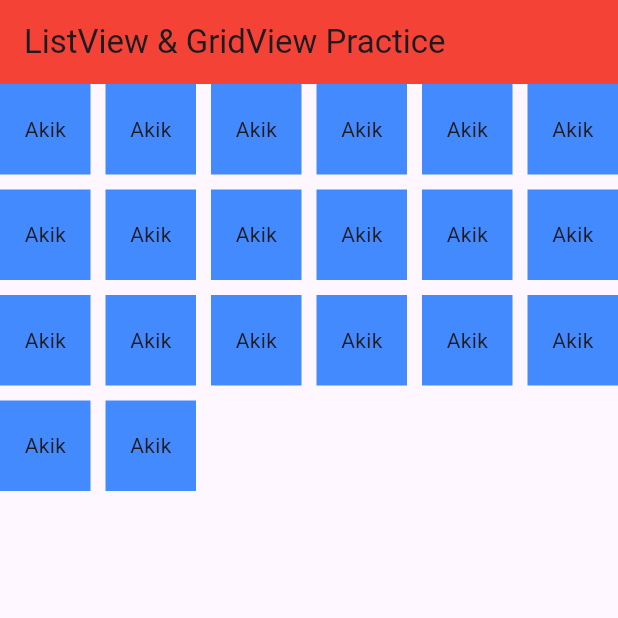
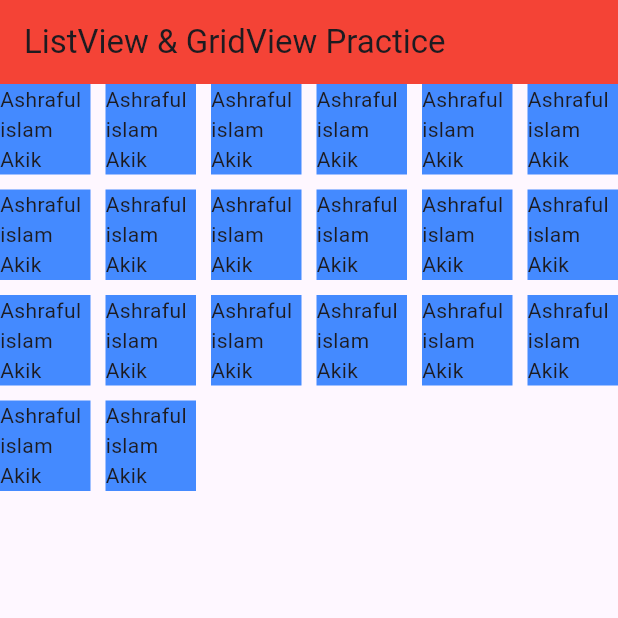
Before and after one commit to ashrafulislamakik/android1, a Flutter app: the screen it shows after launch, on a phone screen of 412 x 824 dp, the top half of it. Run offline on Flutter 3.47's test engine with Material 3 defaults, Android fonts, the phone set to English and light mode, and no system bars.

Commit message:
Updated features

```diff
--- a/lib/listgrid.dart
+++ b/lib/listgrid.dart
@@ -23,7 +23,7 @@ class Module11class1 extends StatelessWidget {
 
              height: 20,
              color: Colors.blueAccent,
-             child: Center(child: Text("Akik")),
+             child: Center(child: Text("Ashraful islam Akik")),
 
            );
           } ) ,
```
